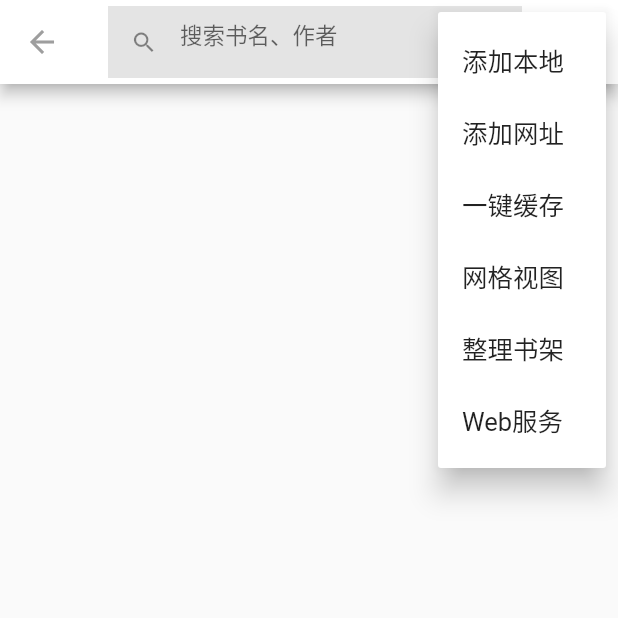
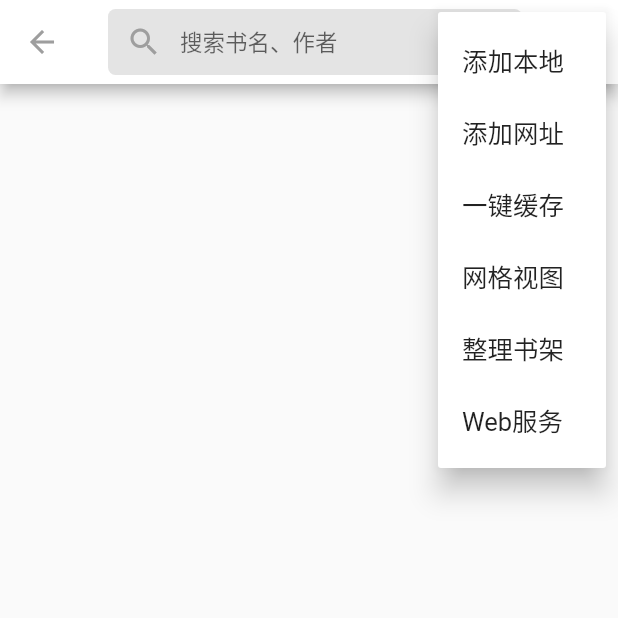
Before and after one commit to gedoor/LegadoFlutter, a Flutter app: the BookSearchPage screen opened by its route, after a tap on the "more vert" icon, on a phone screen of 412 x 824 dp, the top half of it. Run offline on Flutter 3.47's test engine with Material 2 defaults, Android fonts, the phone set to English and light mode, and no system bars; our stand-ins replace connectivity, dio, flutter_redux, redux, shared_preferences; accounts and stored records are empty; network calls fail.

Commit message:
fix: 优化homeSearchBar=>hintText居中&添加圆角

```diff
--- a/lib/widgets/home_search_bar.dart
+++ b/lib/widgets/home_search_bar.dart
@@ -18,38 +18,47 @@ AppBar homeSearchBar({
   bool enabled = false,
   PreferredSizeWidget bottom,
 }) {
+  Widget content = TextField(
+    enabled: enabled,
+    autofocus: enabled,
+    decoration: InputDecoration(
+      fillColor: Color.fromARGB(0, 0, 0, 0),
+      hintText: placeholder,
+      filled: true,
+      isDense: true,
+      hintStyle: TextStyle(fontSize: 15),
+      border: InputBorder.none,
+    ),
+    onSubmitted: onSubmitted,
+    onChanged: onChanged,
+  );
+
+  content = Container(
+    height: kToolbarHeight - 12,
+    decoration: BoxDecoration(
+        color: Color.fromARGB(55, 128, 128, 128),
+        borderRadius: BorderRadius.all(Radius.circular(5))),
+    padding: EdgeInsets.only(left: 12, right: 12),
+    child: Row(
+      children: <Widget>[
+        Icon(Icons.search),
+        Expanded(
+          child: content,
+        ),
+        Icon(Icons.keyboard_arrow_right)
+      ],
+    ),
+  );
+
+  content = GestureDetector(
+    child: content,
+    onTap: onTap,
+  );
+
   return AppBar(
     iconTheme: IconThemeData(color: Colors.grey),
     backgroundColor: Colors.white,
-    title: GestureDetector(
-      child: Container(
-        color: Color.fromARGB(0, 0, 0, 0),
-        padding: EdgeInsets.only(top: 12, bottom: 12),
-        child: TextField(
-          enabled: enabled,
-          autofocus: enabled,
-          decoration: InputDecoration(
-            fillColor: Color.fromARGB(55, 128, 128, 128),
-            filled: true,
-            hintText: placeholder,
-            isDense: true,
-            hintStyle: TextStyle(
-              fontSize: 15,
-            ),
-            border: InputBorder.none,
-            prefixIcon: Icon(
-              Icons.search,
-            ),
-            suffixIcon: Icon(
-              Icons.keyboard_arrow_right,
-            ),
-          ),
-          onSubmitted: onSubmitted,
-          onChanged: onChanged,
-        ),
-      ),
-      onTap: onTap,
-    ),
+    title: content,
     actions: <Widget>[
       PopupMenuButton<_MenuItem>(
         onSelected: (_MenuItem result) {
```
